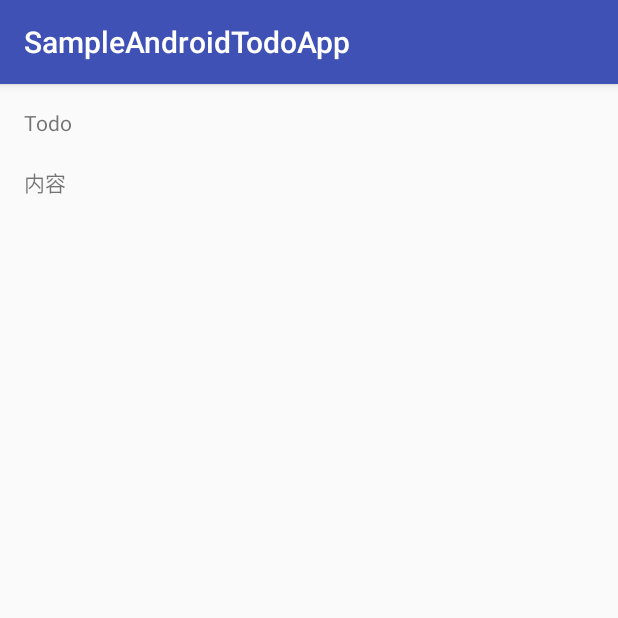
After one commit to YutaKosuki/SampleAndroidTodoApp, an Android app: the TodoDetailActivity screen opened directly, with no data from a screen before it, on a phone screen of 412 x 824 dp, the top half of it. The commit adds this screen. Run offline under Robolectric (Android 15) with nearby library versions, the phone set to English and light mode, and no system bars.

Commit message:
listViewのアイテムをクリックしたら画面遷移して詳細を表示するようにした

```diff
--- a/app/src/main/AndroidManifest.xml
+++ b/app/src/main/AndroidManifest.xml
@@ -1,20 +1,21 @@
 <?xml version="1.0" encoding="utf-8"?>
 <manifest xmlns:android="http://schemas.android.com/apk/res/android"
-    package="com.example.kosuk_000.sampleandroidtodoapp" >
+    package="com.example.kosuk_000.sampleandroidtodoapp">
 
     <application
         android:allowBackup="true"
         android:icon="@mipmap/ic_launcher"
         android:label="@string/app_name"
         android:supportsRtl="true"
-        android:theme="@style/AppTheme" >
-        <activity android:name=".MainActivity" >
+        android:theme="@style/AppTheme">
+        <activity android:name=".MainActivity">
             <intent-filter>
                 <action android:name="android.intent.action.MAIN" />
 
                 <category android:name="android.intent.category.LAUNCHER" />
             </intent-filter>
         </activity>
+        <activity android:name=".TodoDetailActivity"></activity>
     </application>
 
 </manifest>
--- a/app/src/main/java/com/example/kosuk_000/sampleandroidtodoapp/MainActivity.java
+++ b/app/src/main/java/com/example/kosuk_000/sampleandroidtodoapp/MainActivity.java
@@ -1,11 +1,13 @@
 package com.example.kosuk_000.sampleandroidtodoapp;
 
 import android.content.ContentValues;
+import android.content.Intent;
 import android.database.Cursor;
 import android.database.sqlite.SQLiteDatabase;
 import android.support.v7.app.AppCompatActivity;
 import android.os.Bundle;
 import android.view.View;
+import android.widget.AdapterView;
 import android.widget.Button;
 import android.widget.CursorAdapter;
 import android.widget.EditText;
@@ -26,7 +28,7 @@ public class MainActivity extends AppCompatActivity {
         setContentView(R.layout.activity_main);
 
         MyOpenHelper helper = new MyOpenHelper(this);
-        ListView listView = (ListView) findViewById(R.id.listView);
+        final ListView listView = (ListView) findViewById(R.id.listView);
         final SQLiteDatabase db = helper.getWritableDatabase();
 
         final EditText todoText = (EditText) findViewById(R.id.entry_todo);
@@ -64,7 +66,6 @@ public class MainActivity extends AppCompatActivity {
             }
         });
 
-
         Button allDeleteButton = (Button) findViewById(R.id.btn_all_delete);
         allDeleteButton.setOnClickListener(new View.OnClickListener() {
             @Override
@@ -76,5 +77,19 @@ public class MainActivity extends AppCompatActivity {
             }
         });
 
+
+        listView.setOnItemClickListener(new AdapterView.OnItemClickListener() {
+            @Override
+            public void onItemClick(AdapterView<?> parent, View view, int position, long id) {
+                Cursor cursor = (Cursor) listView.getItemAtPosition(position);
+
+                Intent intent = new Intent(MainActivity.this, TodoDetailActivity.class);
+
+                intent.putExtra(Todo.COLUMN_NAME_ID, cursor.getString(cursor.getColumnIndex(Todo.COLUMN_NAME_ID)));
+                intent.putExtra(Todo.COLUMN_NAME_TODO_CONTENT, cursor.getString(cursor.getColumnIndex(Todo.COLUMN_NAME_TODO_CONTENT)));
+                startActivity(intent);
+            }
+        });
+
     }
 }
--- /dev/null
+++ b/app/src/main/java/com/example/kosuk_000/sampleandroidtodoapp/TodoDetailActivity.java
@@ -0,0 +1,25 @@
+package com.example.kosuk_000.sampleandroidtodoapp;
+
+import android.content.Intent;
+import android.support.v7.app.AppCompatActivity;
+import android.os.Bundle;
+import android.util.Log;
+import android.widget.TextView;
+
+public class TodoDetailActivity extends AppCompatActivity {
+
+    @Override
+    protected void onCreate(Bundle savedInstanceState) {
+        super.onCreate(savedInstanceState);
+        setContentView(R.layout.activity_todo_detail);
+
+        Intent intent = getIntent();
+
+        TextView textViewId = (TextView) findViewById(R.id.todo_detail_id_data);
+        textViewId.setText(intent.getStringExtra(Todo.COLUMN_NAME_ID));
+
+        TextView textViewContent = (TextView) findViewById(R.id.todo_detail_content_data);
+        textViewContent.setText(intent.getStringExtra(Todo.COLUMN_NAME_TODO_CONTENT));
+
+    }
+}
--- /dev/null
+++ b/app/src/main/res/layout/activity_todo_detail.xml
@@ -0,0 +1,40 @@
+<?xml version="1.0" encoding="utf-8"?>
+<RelativeLayout xmlns:android="http://schemas.android.com/apk/res/android"
+    xmlns:tools="http://schemas.android.com/tools"
+    android:layout_width="match_parent"
+    android:layout_height="match_parent"
+    android:paddingBottom="@dimen/activity_vertical_margin"
+    android:paddingLeft="@dimen/activity_horizontal_margin"
+    android:paddingRight="@dimen/activity_horizontal_margin"
+    android:paddingTop="@dimen/activity_vertical_margin"
+    tools:context="com.example.kosuk_000.sampleandroidtodoapp.TodoDetailActivity">
+
+    <TextView
+        android:text="@string/todo_name"
+        android:layout_width="wrap_content"
+        android:layout_height="wrap_content"
+        android:id="@+id/todo_detail_id"/>
+    <TextView
+        android:layout_width="wrap_content"
+        android:layout_height="wrap_content"
+        android:id="@+id/todo_detail_id_data"
+        android:layout_below="@id/todo_detail_id"
+        android:layout_alignParentLeft="true"
+        android:layout_alignParentRight="true"
+        android:text="TodoのID:上書きされる予定"/>
+
+    <TextView
+        android:text="@string/todo_content"
+        android:layout_width="wrap_content"
+        android:layout_height="wrap_content"
+        android:id="@+id/todo_detail_content"
+        android:layout_below="@+id/todo_detail_id_data"/>
+    <TextView
+        android:layout_width="wrap_content"
+        android:layout_height="wrap_content"
+        android:id="@+id/todo_detail_content_data"
+        android:layout_below="@id/todo_detail_content"
+        android:layout_alignParentLeft="true"
+        android:layout_alignParentRight="true"
+        android:text="Todoの内容:上書きされる予定"/>
+</RelativeLayout>
--- a/app/src/main/res/values/strings.xml
+++ b/app/src/main/res/values/strings.xml
@@ -1,6 +1,7 @@
 <resources>
     <string name="app_name">SampleAndroidTodoApp</string>
     <string name="todo_name">Todo</string>
+    <string name="todo_content">内容</string>
     <string name="btn_entry">登録</string>
     <string name="btn_all_delete">全て削除</string>
 </resources>
```
